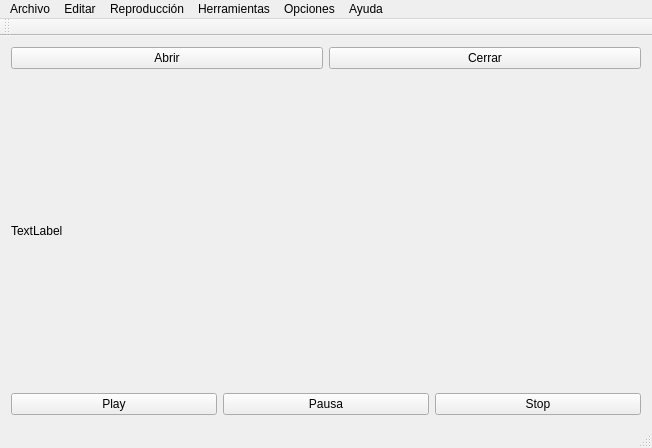
The window that movieplayer.ui (Madh93/Qt5-MoviePlayer) describes before a commit, drawn with Qt 5.
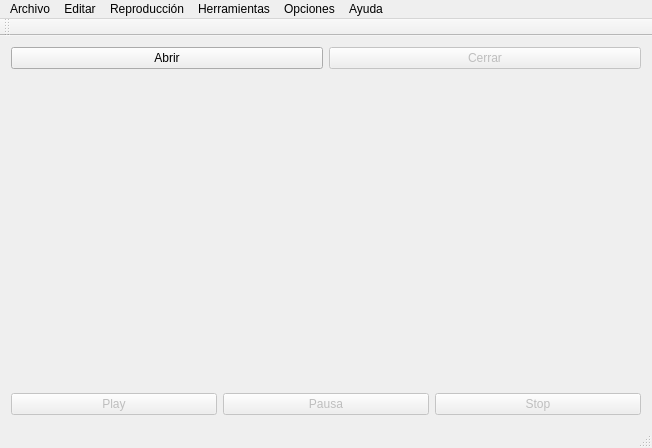
The same window after the commit.

Commit message: añadiendo atajos de teclado

```diff
--- a/movieplayer.ui
+++ b/movieplayer.ui
@@ -34,6 +34,9 @@
         </item>
         <item>
          <widget class="QPushButton" name="buttonCerrar">
+          <property name="enabled">
+           <bool>false</bool>
+          </property>
           <property name="text">
            <string>Cerrar</string>
           </property>
@@ -44,7 +47,10 @@
       <item>
        <widget class="QLabel" name="labelVideo">
         <property name="text">
-         <string>TextLabel</string>
+         <string/>
+        </property>
+        <property name="alignment">
+         <set>Qt::AlignCenter</set>
         </property>
        </widget>
       </item>
@@ -52,6 +58,9 @@
        <layout class="QHBoxLayout" name="horizontalLayoutInferior">
         <item>
          <widget class="QPushButton" name="buttonPlay">
+          <property name="enabled">
+           <bool>false</bool>
+          </property>
           <property name="text">
            <string>Play</string>
           </property>
@@ -59,6 +68,9 @@
         </item>
         <item>
          <widget class="QPushButton" name="buttonPausa">
+          <property name="enabled">
+           <bool>false</bool>
+          </property>
           <property name="text">
            <string>Pausa</string>
           </property>
@@ -66,6 +78,9 @@
         </item>
         <item>
          <widget class="QPushButton" name="buttonStop">
+          <property name="enabled">
+           <bool>false</bool>
+          </property>
           <property name="text">
            <string>Stop</string>
           </property>
```
Left out of the diff: 57 changed lines with no effect on the pictures.
